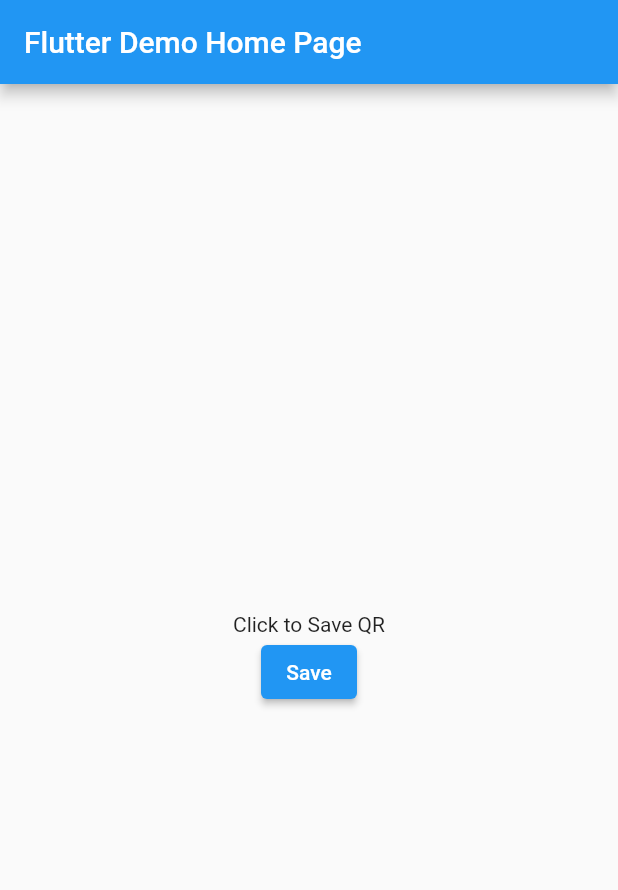
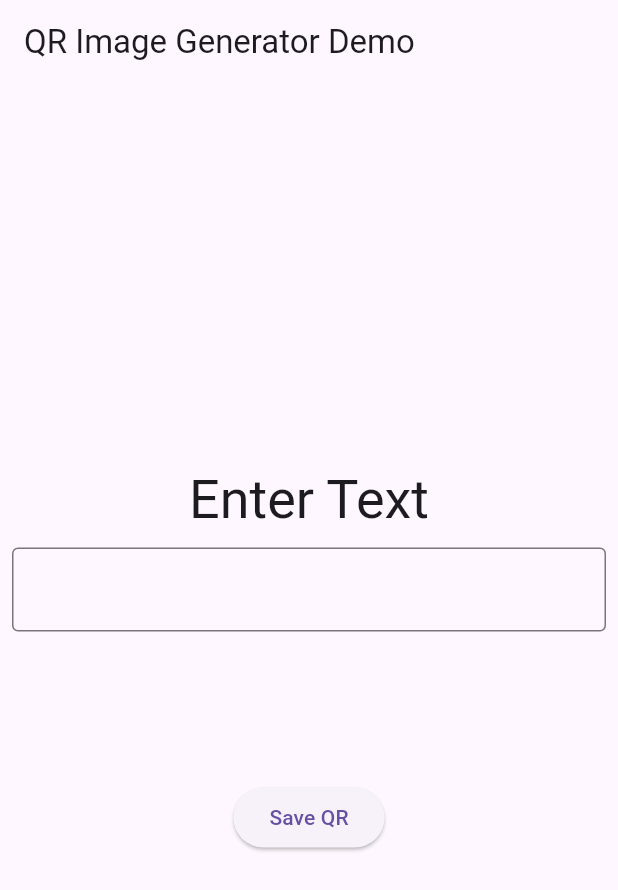
Before and after one commit to Manty-K/QR-Image-Generator, a Flutter app: the screen it shows after launch, on a phone screen of 412 x 824 dp. Shown: the top 890 px of the screen. Run offline on Flutter 3.47's test engine with Material 2 defaults, Android fonts, the phone set to English and light mode, and no system bars; our stand-ins replace file_picker; missing offline and left inert: qr.

Commit message:
example updated

```diff
--- a/example/lib/main.dart
+++ b/example/lib/main.dart
@@ -15,8 +15,9 @@ class MyApp extends StatelessWidget {
       title: 'QR Image Generator Demo',
       theme: ThemeData(
         primarySwatch: Colors.blue,
+        useMaterial3: true,
       ),
-      home: const MyHomePage(title: 'Flutter Demo Home Page'),
+      home: const MyHomePage(title: 'QR Image Generator Demo'),
     );
   }
 }
@@ -31,6 +32,7 @@ class MyHomePage extends StatefulWidget {
 }
 
 class _MyHomePageState extends State<MyHomePage> {
+  final TextEditingController textEditingController = TextEditingController();
   @override
   Widget build(BuildContext context) {
     return Scaffold(
@@ -38,23 +40,36 @@ class _MyHomePageState extends State<MyHomePage> {
         title: Text(widget.title),
       ),
       body: Center(
+        child: Padding(
+          padding: const EdgeInsets.all(8.0),
           child: Column(
+            mainAxisSize: MainAxisSize.min,
             mainAxisAlignment: MainAxisAlignment.center,
-          children: <Widget>[
-            const Text(
-              'Click to Save QR',
+            children: [
+              Text('Enter Text',
+                  style: Theme.of(context).textTheme.displaySmall),
+              const SizedBox(height: 10),
+              TextFormField(
+                controller: textEditingController,
+                textAlign: TextAlign.center,
+                decoration: const InputDecoration(
+                  border: OutlineInputBorder(),
                 ),
+              ),
+              const SizedBox(height: 100),
               ElevatedButton(
                 onPressed: saveQRImage,
-              child: const Text('Save'),
-            )
+                child: const Text('Save QR'),
+              ),
             ],
+          ),
         ),
       ),
     );
   }
 
   Future saveQRImage() async {
+    FocusScope.of(context).unfocus();
     String? outputDir = await FilePicker.platform.getDirectoryPath();
     if (outputDir == null) {
       return;
@@ -63,8 +78,8 @@ class _MyHomePageState extends State<MyHomePage> {
     final generator = QRGenerator();
 
     await generator.generate(
-      data: 'Hello World!',
-      filePath: '$outputDir/hello.png',
+      data: textEditingController.text,
+      filePath: '$outputDir/demoQr.png',
       scale: 10,
       foregroundColor: Colors.yellow,
       backgroundColor: Colors.blue,
```
Lines whose indentation alone changed are shown as unchanged.
